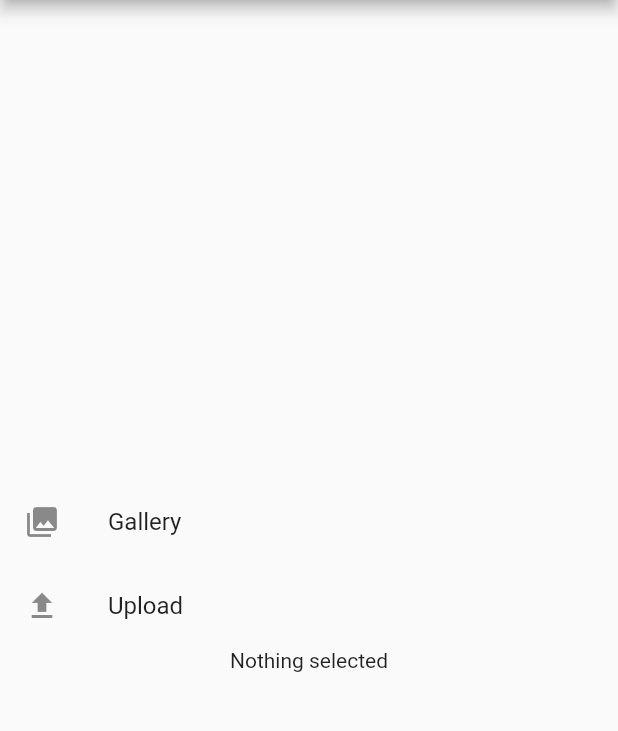
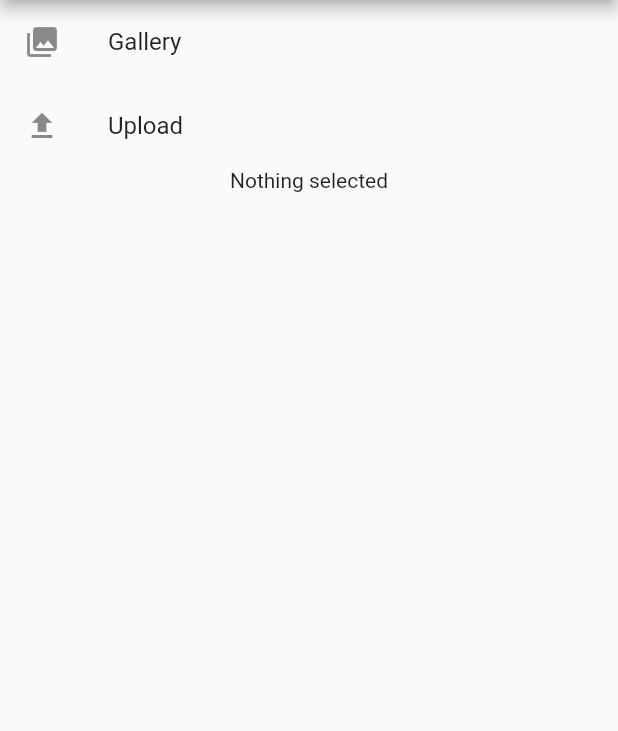
Before and after one commit to OpenCXdev/NerfNet, a Flutter app: the screen it shows after launch, after a tap on "Gallery", on a phone screen of 412 x 824 dp, the part 84-815 px from its top. Run offline on Flutter 3.47's test engine with Material 2 defaults, Android fonts, the light colour scheme and no system bars; our stand-ins replace cloud_firestore, file_picker, firebase_core, firebase_storage, flutter_hooks, flutter_riverpod and 4 more; accounts and stored records are empty.

Commit message:
fix image upload and display

```diff
--- a/lib/repository/firestore_path.dart
+++ b/lib/repository/firestore_path.dart
@@ -9,5 +9,5 @@ class FirestoreDocPath {
 // }
 
 class FirebaseStoragePath {
-  static String dataset(String queryId) => 'dataset/$queryId';
+  static String datasetBucket(String queryId) => 'datasets/$queryId';
 }
--- a/lib/screen/upload/upload_main_layout.dart
+++ b/lib/screen/upload/upload_main_layout.dart
@@ -11,13 +11,12 @@ class UploadMainLayout extends HookConsumerWidget {
   @override
   Widget build(BuildContext context, WidgetRef ref) {
     final viewModel = ref.watch(uploadViewModelProvider);
-    return Center(
-        child: Wrap(children: <Widget>[
+    return Column(children: <Widget>[
       ListTile(
           leading: const Icon(Icons.photo_library),
           title: const Text('Gallery'),
           onTap: () async {
-            await viewModel.selectImage();
+            await viewModel.pickMultipleFile();
             // Navigator.of(context).pop();
           }),
       ListTile(
@@ -27,12 +26,36 @@ class UploadMainLayout extends HookConsumerWidget {
             await viewModel.uploadImage();
             // Navigator.of(context).pop();
           }),
-      Center(
-          child: viewModel.image != null
-              ? kIsWeb
-                  ? Image.network(viewModel.image!.path)
-                  : Image.file(File(viewModel.image!.path))
-              : const Text('Nothing selected'))
-    ]));
+      Expanded(
+        flex: 8,
+        child: viewModel.dataset.isEmpty
+            ? const Text('Nothing selected')
+            : Row(
+                children: [
+                  Expanded(
+                    child: ListView.builder(
+                        scrollDirection: Axis.horizontal,
+                        // shrinkWrap: true,
+                        itemCount: viewModel.dataset.length,
+                        itemBuilder: (BuildContext context, int index) {
+                          return Padding(
+                              padding: const EdgeInsets.symmetric(
+                                horizontal: 5,
+                              ),
+                              child: kIsWeb
+                                  ? Image.memory(
+                                      viewModel.dataset[index].bytes!,
+                                      height: 0.3 *
+                                          MediaQuery.of(context).size.height,
+                                      scale: 0.5,
+                                    )
+                                  : Image.file(
+                                      File(viewModel.dataset[index].path!)));
+                        }),
+                  ),
+                ],
+              ),
+      )
+    ]);
   }
 }
--- a/lib/screen/upload/upload_view_model.dart
+++ b/lib/screen/upload/upload_view_model.dart
@@ -3,42 +3,54 @@ import 'dart:io';
 import 'package:cognitivestudio/repository/firebase_repository.dart';
 import 'package:cognitivestudio/repository/firestore_path.dart';
 import 'package:cognitivestudio/riverpod/firebase_provider.dart';
+import 'package:file_picker/_internal/file_picker_web.dart';
 import 'package:flutter/foundation.dart';
 import 'package:hooks_riverpod/hooks_riverpod.dart';
 import 'package:image_picker/image_picker.dart';
+import 'package:file_picker/file_picker.dart';
 
 class UploadViewModel extends ChangeNotifier {
   UploadViewModel(
     this.firebaseRepository,
   );
   final FirebaseRepository firebaseRepository;
-  final ImagePicker _picker = ImagePicker();
+  // final ImagePicker _picker = ImagePicker();
+  List<PlatformFile> dataset = List.empty();
   // XFile? image;
-  File? image;
-  Uint8List? webImage;
+  // File? image;
+  // Uint8List? webImage;
 
   Future uploadImage() async {
-    print(image);
-    print(image!.path);
-    if (image != null) {
+    if (dataset.isNotEmpty) {
       // if (kIsWeb) {
-      webImage = await image!.readAsBytes();
       print('got web');
-      await firebaseRepository.uploadImage(
-          path: FirebaseStoragePath.dataset(DateTime.now().toString()),
-          fileAsBytes: webImage!);
-      // } else {
-      //   // osImage = File(image!.path);
-      //   await firebaseRepository.uploadImage(
-      //       path: FirebaseStoragePath.dataset(DateTime.now().toString()), image: image);
-      // }
+      await firebaseRepository.uploadFiles(
+          storageBucketPath:
+              FirebaseStoragePath.datasetBucket(DateTime.now().toString()),
+          files: dataset);
     }
   }
 
-  // select Image
-  Future selectImage() async {
-    final selectedimage = await _picker.pickImage(source: ImageSource.gallery);
-    image = File(selectedimage!.path);
+  Future<void> pickMultipleFile() async {
+    FilePickerResult? pickedFiles;
+    if (kIsWeb) {
+      // TODO make enum for extensions
+      pickedFiles = await FilePickerWeb.platform.pickFiles(
+        allowMultiple: true,
+        type: FileType.custom,
+        allowedExtensions: ['jpg', 'png', 'mp4'],
+      );
+    } else {
+      pickedFiles = await FilePicker.platform.pickFiles(
+        allowMultiple: true,
+        type: FileType.custom,
+        allowedExtensions: ['jpg', 'png', 'mp4'],
+      );
+    }
+    if (pickedFiles != null) {
+      dataset = pickedFiles.files;
+      print(dataset);
+    }
     notifyListeners();
   }
 }
@@ -49,29 +61,3 @@ final uploadViewModelProvider =
   final uploadViewModel = UploadViewModel(firebaseRepository);
   return uploadViewModel;
 });
-
-// Future imgFromGallery() async {
-//   final pickedFile = await _picker.pickImage(source: ImageSource.gallery);
-
-//   setState(() {
-//     if (pickedFile != null) {
-//       _photo = File(pickedFile.path);
-//       uploadFile();
-//     } else {
-//       print('No image selected.');
-//     }
-//   });
-// }
-
-// Future imgFromCamera() async {
-//   final pickedFile = await _picker.pickImage(source: ImageSource.camera);
-
-//   setState(() {
-//     if (pickedFile != null) {
-//       _photo = File(pickedFile.path);
-//       uploadFile();
-//     } else {
-//       print('No image selected.');
-//     }
-//   });
-// }
--- a/pubspec.yaml
+++ b/pubspec.yaml
@@ -49,6 +49,8 @@ dependencies:
   firebase_core_platform_interface: ^4.8.0
   routemaster: ^0.9.5
   image_picker: ^1.0.2
+  file_picker: ^5.3.3
+  open_app_file: ^4.0.2
 
 dev_dependencies:
   flutter_test:
```
Also changed, not shown: lib/repository/firebase_repository.dart (+31 -6 lines), pubspec.lock.
